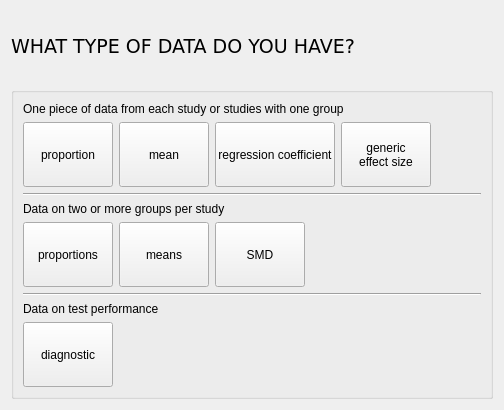
Qt form src/forms/wizardpages/data_type_page.ui (bwallace/OpenMeta-analyst-) before a commit.
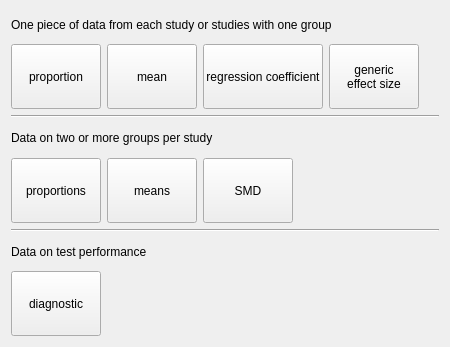
The same form after that commit. Icons and pictures are not drawn.

Diff of the .ui file:
```diff
--- a/src/forms/wizardpages/data_type_page.ui
+++ b/src/forms/wizardpages/data_type_page.ui
@@ -6,51 +6,123 @@
    <rect>
     <x>0</x>
     <y>0</y>
-    <width>504</width>
-    <height>410</height>
+    <width>450</width>
+    <height>347</height>
    </rect>
   </property>
   <property name="windowTitle">
    <string>WizardPage</string>
   </property>
   <property name="title">
-   <string>Which of the choices below best describes your data?</string>
+   <string>What type of data do you have?</string>
   </property>
   <layout class="QVBoxLayout" name="verticalLayout">
    <item>
-    <widget class="QLabel" name="what_type_of_data_Label">
-     <property name="minimumSize">
-      <size>
-       <width>281</width>
-       <height>0</height>
-      </size>
-     </property>
+    <widget class="QLabel" name="label_2">
      <property name="font">
       <font>
-       <family>Verdana</family>
-       <pointsize>14</pointsize>
-       <weight>50</weight>
-       <bold>false</bold>
+       <underline>false</underline>
       </font>
      </property>
      <property name="text">
-      <string>WHAT TYPE OF DATA DO YOU HAVE?</string>
+      <string>One piece of data from each study or studies with one group</string>
      </property>
     </widget>
    </item>
    <item>
-    <widget class="QGroupBox" name="groupBox">
+    <layout class="QHBoxLayout" name="horizontalLayout_3">
+     <item>
+      <widget class="QToolButton" name="onearm_proportion_Button">
      <property name="minimumSize">
       <size>
-       <width>480</width>
-       <height>0</height>
-      </size>
-     </property>
-     <property name="title">
-      <string/>
-     </property>
-     <layout class="QGridLayout" name="gridLayout">
-      <item row="1" column="2">
+         <width>90</width>
+         <height>65</height>
+        </size>
+       </property>
+       <property name="maximumSize">
+        <size>
+         <width>90</width>
+         <height>65</height>
+        </size>
+       </property>
+       <property name="baseSize">
+        <size>
+         <width>10</width>
+         <height>10</height>
+        </size>
+       </property>
+       <property name="text">
+        <string>proportion</string>
+       </property>
+       <property name="icon">
+        <iconset resource="../../images/icons.qrc">
+         <normaloff>:/new_dataset/startscreens/proportion.png</normaloff>:/new_dataset/startscreens/proportion.png</iconset>
+       </property>
+       <property name="iconSize">
+        <size>
+         <width>40</width>
+         <height>40</height>
+        </size>
+       </property>
+       <property name="checkable">
+        <bool>true</bool>
+       </property>
+       <property name="checked">
+        <bool>false</bool>
+       </property>
+       <property name="toolButtonStyle">
+        <enum>Qt::ToolButtonTextUnderIcon</enum>
+       </property>
+       <attribute name="buttonGroup">
+        <string notr="true">buttonGroup</string>
+       </attribute>
+      </widget>
+     </item>
+     <item>
+      <widget class="QToolButton" name="onearm_mean_Button">
+       <property name="minimumSize">
+        <size>
+         <width>90</width>
+         <height>65</height>
+        </size>
+       </property>
+       <property name="maximumSize">
+        <size>
+         <width>90</width>
+         <height>65</height>
+        </size>
+       </property>
+       <property name="baseSize">
+        <size>
+         <width>10</width>
+         <height>10</height>
+        </size>
+       </property>
+       <property name="text">
+        <string>mean</string>
+       </property>
+       <property name="icon">
+        <iconset resource="../../images/icons.qrc">
+         <normaloff>:/new_dataset/startscreens/mean.png</normaloff>:/new_dataset/startscreens/mean.png</iconset>
+       </property>
+       <property name="iconSize">
+        <size>
+         <width>40</width>
+         <height>40</height>
+        </size>
+       </property>
+       <property name="checkable">
+        <bool>true</bool>
+       </property>
+       <property name="toolButtonStyle">
+        <enum>Qt::ToolButtonTextUnderIcon</enum>
+       </property>
+       <attribute name="buttonGroup">
+        <string notr="true">buttonGroup</string>
+       </attribute>
+      </widget>
+     </item>
+     <item>
        <widget class="QToolButton" name="onearm_single_reg_coef_Button">
         <property name="minimumSize">
          <size>
@@ -89,50 +161,12 @@
         <property name="toolButtonStyle">
          <enum>Qt::ToolButtonTextUnderIcon</enum>
         </property>
-       </widget>
-      </item>
-      <item row="5" column="2">
-       <widget class="QToolButton" name="twoarm_smds_Button">
-        <property name="minimumSize">
-         <size>
-          <width>90</width>
-          <height>65</height>
-         </size>
-        </property>
-        <property name="maximumSize">
-         <size>
-          <width>90</width>
-          <height>65</height>
-         </size>
-        </property>
-        <property name="baseSize">
-         <size>
-          <width>10</width>
-          <height>10</height>
-         </size>
-        </property>
-        <property name="text">
-         <string>SMD</string>
-        </property>
-        <property name="icon">
-         <iconset resource="../../images/icons.qrc">
-          <normaloff>:/new_dataset/startscreens/smd.png</normaloff>:/new_dataset/startscreens/smd.png</iconset>
-        </property>
-        <property name="iconSize">
-         <size>
-          <width>40</width>
-          <height>40</height>
-         </size>
-        </property>
-        <property name="checkable">
-         <bool>true</bool>
-        </property>
-        <property name="toolButtonStyle">
-         <enum>Qt::ToolButtonTextUnderIcon</enum>
-        </property>
-       </widget>
-      </item>
-      <item row="1" column="3">
+       <attribute name="buttonGroup">
+        <string notr="true">buttonGroup</string>
+       </attribute>
+      </widget>
+     </item>
+     <item>
        <widget class="QToolButton" name="onearm_generic_effect_size_Button">
         <property name="minimumSize">
          <size>
@@ -175,101 +209,43 @@
         <property name="arrowType">
          <enum>Qt::NoArrow</enum>
         </property>
-       </widget>
-      </item>
-      <item row="1" column="1">
-       <widget class="QToolButton" name="onearm_mean_Button">
-        <property name="minimumSize">
-         <size>
-          <width>90</width>
-          <height>65</height>
-         </size>
-        </property>
-        <property name="maximumSize">
+       <attribute name="buttonGroup">
+        <string notr="true">buttonGroup</string>
+       </attribute>
+      </widget>
+     </item>
+     <item>
+      <spacer name="horizontalSpacer">
+       <property name="orientation">
+        <enum>Qt::Horizontal</enum>
+       </property>
+       <property name="sizeHint" stdset="0">
          <size>
-          <width>90</width>
-          <height>65</height>
-         </size>
-        </property>
-        <property name="baseSize">
-         <size>
-          <width>10</width>
-          <height>10</height>
-         </size>
-        </property>
-        <property name="text">
-         <string>mean</string>
-        </property>
-        <property name="icon">
-         <iconset resource="../../images/icons.qrc">
-          <normaloff>:/new_dataset/startscreens/mean.png</normaloff>:/new_dataset/startscreens/mean.png</iconset>
-        </property>
-        <property name="iconSize">
-         <size>
           <width>40</width>
-          <height>40</height>
-         </size>
-        </property>
-        <property name="checkable">
-         <bool>true</bool>
-        </property>
-        <property name="toolButtonStyle">
-         <enum>Qt::ToolButtonTextUnderIcon</enum>
-        </property>
-       </widget>
-      </item>
-      <item row="1" column="0">
-       <widget class="QToolButton" name="onearm_proportion_Button">
-        <property name="minimumSize">
-         <size>
-          <width>90</width>
-          <height>65</height>
-         </size>
-        </property>
-        <property name="maximumSize">
-         <size>
-          <width>90</width>
-          <height>65</height>
-         </size>
-        </property>
-        <property name="baseSize">
-         <size>
-          <width>10</width>
-          <height>10</height>
-         </size>
-        </property>
-        <property name="text">
-         <string>proportion</string>
-        </property>
-        <property name="icon">
-         <iconset resource="../../images/icons.qrc">
-          <normaloff>:/new_dataset/startscreens/proportion.png</normaloff>:/new_dataset/startscreens/proportion.png</iconset>
-        </property>
-        <property name="iconSize">
-         <size>
-          <width>40</width>
-          <height>40</height>
-         </size>
-        </property>
-        <property name="checkable">
-         <bool>true</bool>
-        </property>
-        <property name="checked">
-         <bool>false</bool>
-        </property>
-        <property name="toolButtonStyle">
-         <enum>Qt::ToolButtonTextUnderIcon</enum>
-        </property>
-       </widget>
-      </item>
-      <item row="4" column="0" colspan="3">
+         <height>20</height>
+        </size>
+       </property>
+      </spacer>
+     </item>
+    </layout>
+   </item>
+   <item>
+    <widget class="Line" name="line_2">
+     <property name="orientation">
+      <enum>Qt::Horizontal</enum>
+     </property>
+    </widget>
+   </item>
+   <item>
        <widget class="QLabel" name="label_4">
         <property name="text">
          <string>Data on two or more groups per study</string>
         </property>
        </widget>
       </item>
-      <item row="5" column="0">
+   <item>
+    <layout class="QHBoxLayout" name="horizontalLayout_2">
+     <item>
        <widget class="QToolButton" name="twoarm_proportions_Button">
         <property name="minimumSize">
          <size>
@@ -308,16 +284,131 @@
         <property name="toolButtonStyle">
          <enum>Qt::ToolButtonTextUnderIcon</enum>
         </property>
-       </widget>
-      </item>
-      <item row="7" column="0" colspan="2">
+       <attribute name="buttonGroup">
+        <string notr="true">buttonGroup</string>
+       </attribute>
+      </widget>
+     </item>
+     <item>
+      <widget class="QToolButton" name="twoarm_means_Button">
+       <property name="minimumSize">
+        <size>
+         <width>90</width>
+         <height>65</height>
+        </size>
+       </property>
+       <property name="maximumSize">
+        <size>
+         <width>90</width>
+         <height>65</height>
+        </size>
+       </property>
+       <property name="baseSize">
+        <size>
+         <width>10</width>
+         <height>10</height>
+        </size>
+       </property>
+       <property name="text">
+        <string>means</string>
+       </property>
+       <property name="icon">
+        <iconset resource="../../images/icons.qrc">
+         <normaloff>:/new_dataset/startscreens/means.png</normaloff>:/new_dataset/startscreens/means.png</iconset>
+       </property>
+       <property name="iconSize">
+        <size>
+         <width>54</width>
+         <height>40</height>
+        </size>
+       </property>
+       <property name="checkable">
+        <bool>true</bool>
+       </property>
+       <property name="toolButtonStyle">
+        <enum>Qt::ToolButtonTextUnderIcon</enum>
+       </property>
+       <attribute name="buttonGroup">
+        <string notr="true">buttonGroup</string>
+       </attribute>
+      </widget>
+     </item>
+     <item>
+      <widget class="QToolButton" name="twoarm_smds_Button">
+       <property name="minimumSize">
+        <size>
+         <width>90</width>
+         <height>65</height>
+        </size>
+       </property>
+       <property name="maximumSize">
+        <size>
+         <width>90</width>
+         <height>65</height>
+        </size>
+       </property>
+       <property name="baseSize">
+        <size>
+         <width>10</width>
+         <height>10</height>
+        </size>
+       </property>
+       <property name="text">
+        <string>SMD</string>
+       </property>
+       <property name="icon">
+        <iconset resource="../../images/icons.qrc">
+         <normaloff>:/new_dataset/startscreens/smd.png</normaloff>:/new_dataset/startscreens/smd.png</iconset>
+       </property>
+       <property name="iconSize">
+        <size>
+         <width>40</width>
+         <height>40</height>
+        </size>
+       </property>
+       <property name="checkable">
+        <bool>true</bool>
+       </property>
+       <property name="toolButtonStyle">
+        <enum>Qt::ToolButtonTextUnderIcon</enum>
+       </property>
+       <attribute name="buttonGroup">
+        <string notr="true">buttonGroup</string>
+       </attribute>
+      </widget>
+     </item>
+     <item>
+      <spacer name="horizontalSpacer_2">
+       <property name="orientation">
+        <enum>Qt::Horizontal</enum>
+       </property>
+       <property name="sizeHint" stdset="0">
+        <size>
+         <width>40</width>
+         <height>20</height>
+        </size>
+       </property>
+      </spacer>
+     </item>
+    </layout>
+   </item>
+   <item>
+    <widget class="Line" name="line_4">
+     <property name="orientation">
+      <enum>Qt::Horizontal</enum>
+     </property>
+    </widget>
+   </item>
+   <item>
        <widget class="QLabel" name="label_5">
         <property name="text">
          <string>Data on test performance</string>
         </property>
        </widget>
       </item>
-      <item row="8" column="0">
+   <item>
+    <layout class="QHBoxLayout" name="horizontalLayout">
+     <item>
        <widget class="QToolButton" name="diagnostic_Button">
         <property name="minimumSize">
          <size>
@@ -356,90 +447,25 @@
         <property name="toolButtonStyle">
          <enum>Qt::ToolButtonTextUnderIcon</enum>
         </property>
-       </widget>
-      </item>
-      <item row="6" column="0" colspan="6">
-       <widget class="Line" name="line_4">
+       <attribute name="buttonGroup">
+        <string notr="true">buttonGroup</string>
+       </attribute>
+      </widget>
+     </item>
+     <item>
+      <spacer name="horizontalSpacer_3">
         <property name="orientation">
          <enum>Qt::Horizontal</enum>
         </property>
-       </widget>
-      </item>
-      <item row="2" column="0" colspan="6">
-       <widget class="Line" name="line_2">
-        <property name="orientation">
-         <enum>Qt::Horizontal</enum>
-        </property>
-       </widget>
-      </item>
-      <item row="5" column="1">
-       <widget class="QToolButton" name="twoarm_means_Button">
-        <property name="minimumSize">
+       <property name="sizeHint" stdset="0">
          <size>
-          <width>90</width>
-          <height>65</height>
-         </size>
-        </property>
-        <property name="maximumSize">
-         <size>
-          <width>90</width>
-          <height>65</height>
-         </size>
-        </property>
-        <property name="baseSize">
-         <size>
-          <width>10</width>
-          <height>10</height>
-         </size>
-        </property>
-        <property name="text">
-         <string>means</string>
-        </property>
-        <property name="icon">
-         <iconset resource="../../images/icons.qrc">
-          <normaloff>:/new_dataset/startscreens/means.png</normaloff>:/new_dataset/startscreens/means.png</iconset>
-        </property>
-        <property name="iconSize">
-         <size>
-          <width>54</width>
-          <height>40</height>
-         </size>
-        </property>
-        <property name="checkable">
-         <bool>true</bool>
-        </property>
-        <property name="toolButtonStyle">
-         <enum>Qt::ToolButtonTextUnderIcon</enum>
-        </property>
-       </widget>
-      </item>
-      <item row="0" column="0" colspan="5">
-       <widget class="QLabel" name="label_2">
-        <property name="font">
-         <font>
-          <underline>false</underline>
-         </font>
-        </property>
-        <property name="text">
-         <string>One piece of data from each study or studies with one group</string>
-        </property>
-       </widget>
-      </item>
-     </layout>
-     <zorder>onearm_proportion_Button</zorder>
-     <zorder>line_2</zorder>
-     <zorder>twoarm_proportions_Button</zorder>
-     <zorder>diagnostic_Button</zorder>
-     <zorder>label_2</zorder>
-     <zorder>label_4</zorder>
-     <zorder>label_5</zorder>
-     <zorder>line_4</zorder>
-     <zorder>onearm_mean_Button</zorder>
-     <zorder>onearm_single_reg_coef_Button</zorder>
-     <zorder>onearm_generic_effect_size_Button</zorder>
-     <zorder>twoarm_means_Button</zorder>
-     <zorder>twoarm_smds_Button</zorder>
-    </widget>
+         <width>40</width>
+         <height>20</height>
+        </size>
+       </property>
+      </spacer>
+     </item>
+    </layout>
    </item>
   </layout>
  </widget>
```
Left out of the diff: 3 changed lines with no effect on the pictures. Lines whose indentation alone changed are shown as unchanged.
